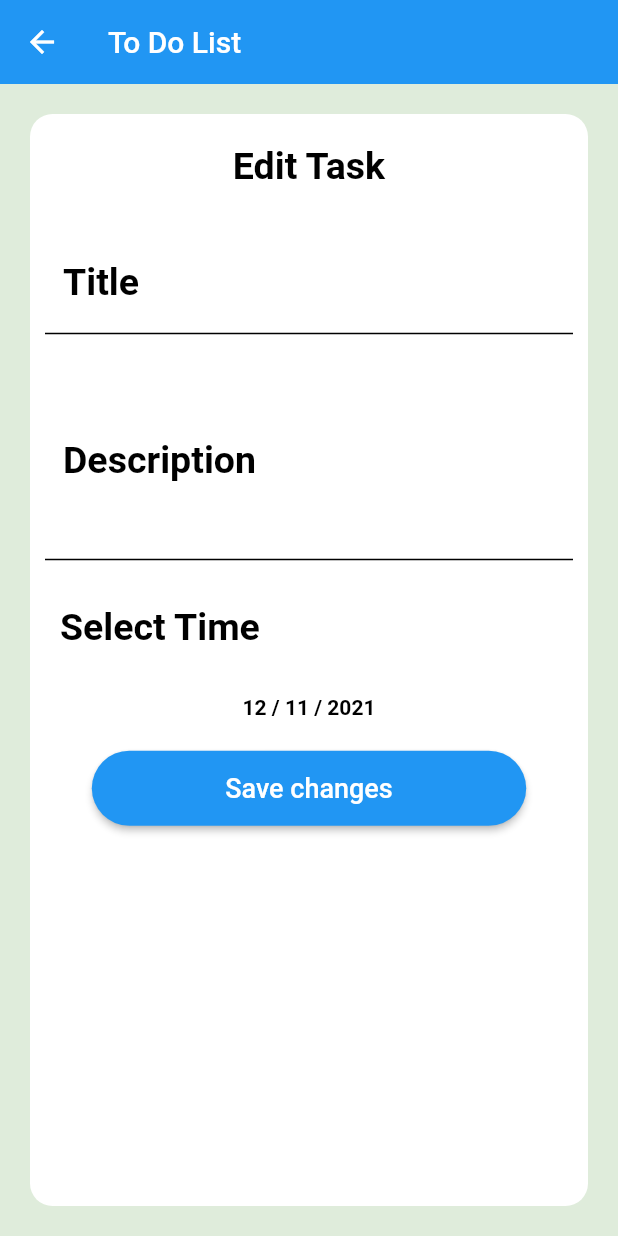
After one commit to mohamed6572/ToDo_App, a Flutter app: the Edit_List_Widget screen opened by its route, on a phone screen of 412 x 824 dp. The commit adds this screen. Run offline on Flutter 3.47's test engine with Material 2 defaults, Android fonts, the phone set to English and light mode, and no system bars; our stand-ins replace cloud_firestore, firebase_core, flutter_slidable, fluttertoast, table_calendar; accounts and stored records are empty; generated files the repository leaves out were written again.

Commit message:
finish desgin tap and finish ThemeDesgin

```diff
--- a/lib/My_Theme_Data.dart
+++ b/lib/My_Theme_Data.dart
@@ -4,6 +4,7 @@ class MyThemeData {
   static const Color lightScaffildBackground =
       Color.fromARGB(255, 223, 236, 219);
   static const Color darkScaffildBackground = Color.fromARGB(255, 6, 14, 30);
+  static const Color darkContairnerBackground = Color.fromARGB(200, 6, 15, 40);
   static final ThemeData lightTheme = ThemeData(
       textTheme: TextTheme(
           headline1: TextStyle(
@@ -14,6 +15,8 @@ class MyThemeData {
           ),
           headline3: TextStyle(
               fontSize: 25, color: Colors.green, fontWeight: FontWeight.bold),
+          headline4: TextStyle(
+              fontSize: 25, color: Colors.black, fontWeight: FontWeight.bold),
           subtitle1: TextStyle(fontSize: 18, color: Colors.black45),
           subtitle2: TextStyle(
               fontWeight: FontWeight.bold, fontSize: 20, color: Colors.black)),
@@ -29,6 +32,8 @@ class MyThemeData {
           ),
           headline3: TextStyle(
               fontSize: 25, color: Colors.green, fontWeight: FontWeight.bold),
+          headline4: TextStyle(
+              fontSize: 25, color: Colors.white, fontWeight: FontWeight.bold),
           subtitle1: TextStyle(fontSize: 18, color: Colors.white),
           subtitle2: TextStyle(
               fontWeight: FontWeight.bold, fontSize: 20, color: Colors.white)),
--- /dev/null
+++ b/lib/Ui/Home/List_Tap/Edit_List_Widget.dart
@@ -0,0 +1,151 @@
+import 'package:flutter/material.dart';
+import 'package:flutter_gen/gen_l10n/app_localizations.dart';
+import 'package:provider/provider.dart';
+import 'package:to_do_app/My_Theme_Data.dart';
+import 'package:to_do_app/Provider/AppConfigProvider.dart';
+
+class Edit_List_Widget extends StatefulWidget {
+  static const String routeName = 'Edit';
+
+  @override
+  State<Edit_List_Widget> createState() => _Edit_List_WidgetState();
+}
+
+class _Edit_List_WidgetState extends State<Edit_List_Widget> {
+  DateTime selectedDate = DateTime.now();
+  String upTitle = '';
+  String upDetails = '';
+
+  @override
+  Widget build(BuildContext context) {
+    var provider = Provider.of<AppConfigProvider>(context);
+    return Scaffold(
+      appBar: AppBar(
+        elevation: 0.0,
+        title: Text(AppLocalizations.of(context)!.appbarlist),
+      ),
+      body: Container(
+        margin: EdgeInsets.all(20),
+        width: double.infinity,
+        height: double.infinity,
+        decoration: BoxDecoration(
+            color: provider.isDarkMode()
+                ? MyThemeData.darkContairnerBackground
+                : Colors.white,
+            borderRadius: BorderRadius.circular(15)),
+        child: Column(
+          crossAxisAlignment: CrossAxisAlignment.stretch,
+          children: [
+            Container(
+              margin: EdgeInsets.all(20),
+              child: Text(
+                AppLocalizations.of(context)!.edit,
+                style: Theme.of(context).textTheme.headline4,
+                textAlign: TextAlign.center,
+              ),
+            ),
+            Container(
+              margin: EdgeInsets.all(10),
+              child: TextField(
+                onChanged: (text) {
+                  upTitle = text;
+                },
+                decoration: InputDecoration(
+                  filled: true,
+                  enabledBorder: UnderlineInputBorder(
+                      borderSide: BorderSide(
+                          color: provider.isDarkMode()
+                              ? Colors.white
+                              : Colors.black)),
+                  fillColor: provider.isDarkMode()
+                      ? MyThemeData.darkScaffildBackground
+                      : Colors.white,
+                  labelText: AppLocalizations.of(context)!.title,
+                  labelStyle: Theme.of(context).textTheme.headline4,
+                ),
+              ),
+            ),
+            Container(
+              margin: EdgeInsets.all(10),
+              child: TextField(
+                onChanged: (text) {
+                  upDetails = text;
+                },
+                decoration: InputDecoration(
+                  filled: true,
+                  fillColor: provider.isDarkMode()
+                      ? MyThemeData.darkScaffildBackground
+                      : Colors.white,
+                  labelText: AppLocalizations.of(context)!.description,
+                  labelStyle: Theme.of(context).textTheme.headline4,
+                  enabledBorder: UnderlineInputBorder(
+                      borderSide: BorderSide(
+                          color: provider.isDarkMode()
+                              ? Colors.white
+                              : Colors.black)),
+                ),
+                maxLines: 4,
+                minLines: 4,
+              ),
+            ),
+            Container(
+              margin: EdgeInsets.all(20),
+              child: Text(
+                AppLocalizations.of(context)!.selectTime,
+                style: Theme.of(context).textTheme.headline4,
+                textAlign: TextAlign.start,
+              ),
+            ),
+            InkWell(
+              onTap: () => showUpdateDateDialge(),
+              child: Padding(
+                padding: const EdgeInsets.all(11),
+                child: Text(
+                  '${selectedDate.day} / ${selectedDate.month} / ${selectedDate.year}',
+                  textAlign: TextAlign.center,
+                  style: TextStyle(
+                      fontWeight: FontWeight.bold,
+                      color:
+                          provider.isDarkMode() ? Colors.white : Colors.black),
+                ),
+              ),
+            ),
+            Container(
+              margin: EdgeInsets.only(
+                top: 10,
+                left: MediaQuery.of(context).size.width * 0.1,
+                right: MediaQuery.of(context).size.width * 0.1,
+              ),
+              child: ElevatedButton(
+                style: ElevatedButton.styleFrom(
+                  shape: RoundedRectangleBorder(
+                      borderRadius: BorderRadius.circular(32.0)),
+                  minimumSize: Size(50, 50),
+                ),
+                onPressed: () {},
+                child: Text(
+                  AppLocalizations.of(context)!.save,
+                  style: TextStyle(
+                    fontSize: 18,
+                  ),
+                ),
+              ),
+            )
+          ],
+        ),
+      ),
+    );
+  }
+
+  void showUpdateDateDialge() async {
+    var newselected = await showDatePicker(
+        context: context,
+        initialDate: selectedDate,
+        firstDate: DateTime.now(),
+        lastDate: DateTime.now().add(Duration(days: 365)));
+    if (newselected != null) {
+      selectedDate = newselected;
+      setState(() {});
+    }
+  }
+}
--- a/lib/Ui/Home/List_Tap/Todo_Widget.dart
+++ b/lib/Ui/Home/List_Tap/Todo_Widget.dart
@@ -6,6 +6,8 @@ import 'package:provider/provider.dart';
 import 'package:to_do_app/Provider/AppConfigProvider.dart';
 import 'package:to_do_app/data/FireStoreUtils.dart';
 import 'package:to_do_app/data/Todo.dart';
+
+import 'Edit_List_Widget.dart';
 
 class Todo_Widget extends StatefulWidget {
   Todo item;
@@ -100,11 +102,16 @@ class _Todo_WidgetState extends State<Todo_Widget> {
                 crossAxisAlignment: CrossAxisAlignment.start,
                 mainAxisAlignment: MainAxisAlignment.spaceEvenly,
                 children: [
-                  Text(
-                    widget.item.title,
-                    style: provider.isDone(isDone)
-                        ? Theme.of(context).textTheme.headline3
-                        : Theme.of(context).textTheme.headline1,
+                  InkWell(
+                    onTap: () {
+                      Navigator.pushNamed(context, Edit_List_Widget.routeName);
+                    },
+                    child: Text(
+                      widget.item.title,
+                      style: provider.isDone(isDone)
+                          ? Theme.of(context).textTheme.headline3
+                          : Theme.of(context).textTheme.headline1,
+                    ),
                   ),
                   Text(
                     widget.item.description,
--- a/lib/l10n/app_ar.arb
+++ b/lib/l10n/app_ar.arb
@@ -11,5 +11,8 @@
   "date": "الوقت",
   "addnewask": "أضف مهمة جديدة",
   "add": "اضف",
-  "delete": "مسح"
+  "delete": "مسح",
+  "edit": "تحرير المهمة",
+  "save": "حفظ التغييرات",
+  "selectTime": "حدد الوقت"
 }
--- a/lib/l10n/app_en.arb
+++ b/lib/l10n/app_en.arb
@@ -11,5 +11,8 @@
   "date": "Date",
   "addnewask": "Add new Task",
   "add": "Add",
-  "delete": "Delete"
+  "delete": "Delete",
+  "edit": "Edit Task",
+  "save": "Save changes",
+  "selectTime": "Select Time"
 }
--- a/lib/main.dart
+++ b/lib/main.dart
@@ -6,6 +6,7 @@ import 'package:to_do_app/My_Theme_Data.dart';
 import 'package:to_do_app/Ui/Home/HomeScrean.dart';
 
 import 'Provider/AppConfigProvider.dart';
+import 'Ui/Home/List_Tap/Edit_List_Widget.dart';
 
 void main() async {
   WidgetsFlutterBinding.ensureInitialized();
@@ -31,6 +32,7 @@ class MyApp extends StatelessWidget {
       debugShowCheckedModeBanner: false,
       routes: {
         HomeScrean.routeName: (context) => HomeScrean(),
+        Edit_List_Widget.routeName: (context) => Edit_List_Widget(),
       },
       initialRoute: HomeScrean.routeName,
     );
```
